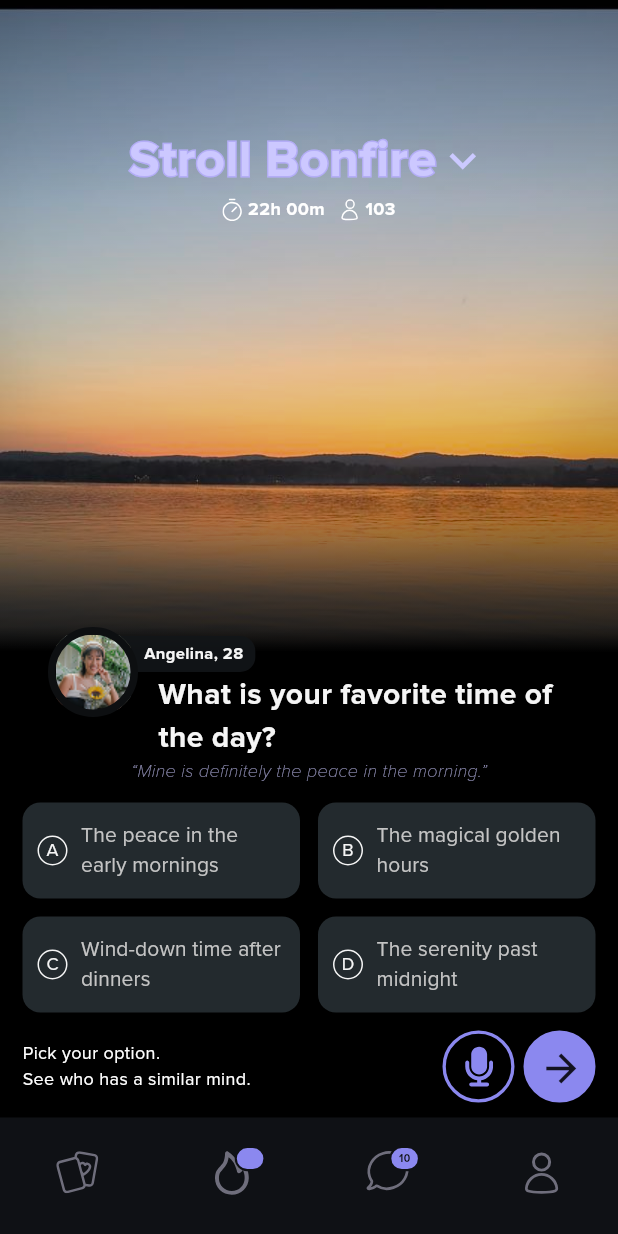
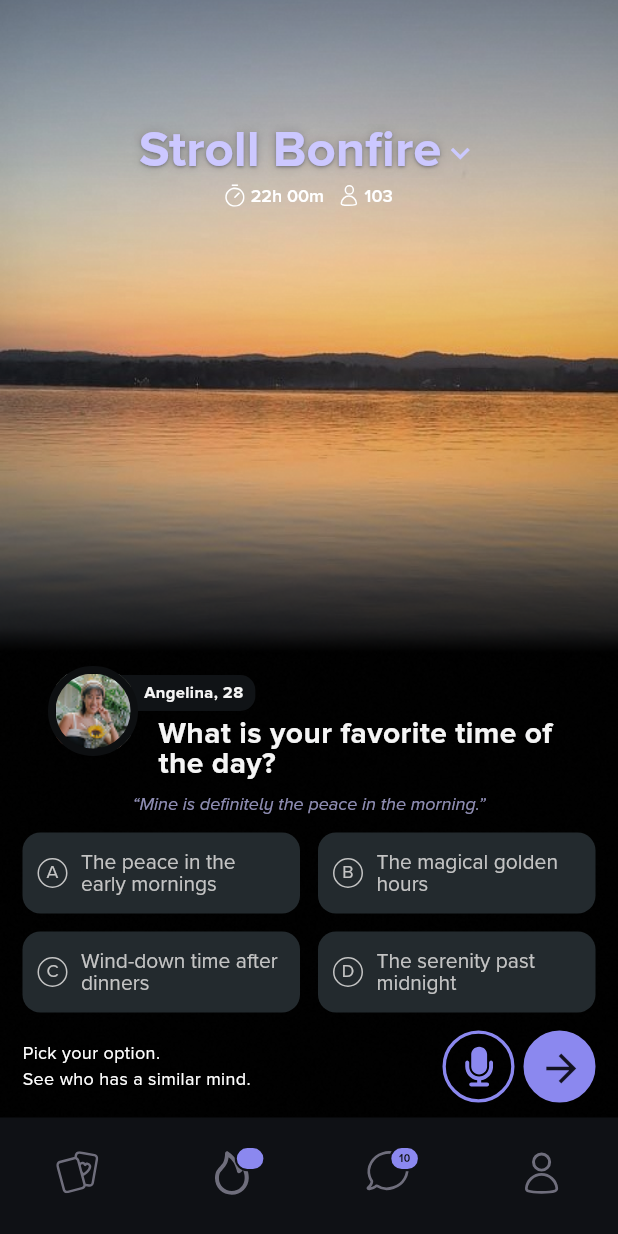
Before and after one commit to gsm0077/stroll_task_1, a Flutter app: the screen it shows after launch, on a phone screen of 412 x 824 dp. Run offline on Flutter 3.47's test engine with Material 3 defaults, Android fonts, the phone set to English and light mode, and no system bars; our stand-ins replace dashed_circular_progress_bar, flutter_bloc, flutter_svg, flutter_toggle_tab, get_it, go_router.

Commit message:
Changed text styles , text line heights, images, fonts are also added

```diff
--- a/lib/gen/assets.gen.dart
+++ b/lib/gen/assets.gen.dart
@@ -28,8 +28,11 @@ class $AssetsPngsGen {
   /// File path: assets/pngs/Joey.png
   AssetGenImage get joey => const AssetGenImage('assets/pngs/Joey.png');
 
+  /// File path: assets/pngs/fade.png
+  AssetGenImage get fade => const AssetGenImage('assets/pngs/fade.png');
+
   /// List of all assets
-  List<AssetGenImage> get values => [joey];
+  List<AssetGenImage> get values => [joey, fade];
 }
 
 class $AssetsSvgsGen {
--- a/lib/presentation/main_navigation/screens/flames_screen.dart
+++ b/lib/presentation/main_navigation/screens/flames_screen.dart
@@ -30,18 +30,20 @@ class _FlamesScreenState extends State<FlamesScreen> {
     final size = MediaQuery.of(context).size;
 
     return Scaffold(
+      extendBodyBehindAppBar: true,
       backgroundColor: Colors.black,
       body: Stack(
         children: [
           Positioned.fill(
+            top: -110,
             child: Image.asset(
               Assets.jpg.sunrise.path,
-              fit: BoxFit.cover,
+              fit: BoxFit.fill,
             ),
           ),
           Positioned.fill(
-            child: SvgPicture.asset(
-              Assets.svgs.dashboard.fade,
+            child: Image.asset(
+              Assets.pngs.fade.path,
               fit: BoxFit.cover,
             ),
           ),
@@ -57,34 +59,40 @@ class _FlamesScreenState extends State<FlamesScreen> {
                       Row(
                         mainAxisAlignment: MainAxisAlignment.center,
                         children: [
-                          Stack(
-                            children: [
-                              // Stroke
-                              Text(
-                                "Stroll Bonfire",
+                          SizedBox(
+                            height: 40,
+                            child: Text(
+                              'Stroll Bonfire',
                               style: TextStyle(
-                                  fontWeight: FontWeight.bold,
+                                fontFamily: FontFamily.proximaNova,
+                                fontWeight: FontWeight.w700,
                                 fontSize: 34,
-                                  foreground: Paint()
-                                    ..style = PaintingStyle.stroke
-                                    ..strokeWidth = 2
-                                    ..color = Color(0xffB3ADF6),
+                                height: 1.0, // line-height 100%
+                                letterSpacing: 0.0,
+                                color: Color(0xFFCCC8FF),
+                                shadows: [
+                                  Shadow(
+                                    offset: Offset(0, 0),
+                                    blurRadius: 7.9,
+                                    color: Color(0x33000000),
                                   ),
+                                  Shadow(
+                                    offset: Offset(0, 0),
+                                    blurRadius: 2,
+                                    color: Color(0xFFBEBEBE),
                                   ),
-                              // Fill
-                              Text(
-                                "Stroll Bonfire",
-                                style: TextStyle(
-                                  color: Color(0xffCCC8FF),
-                                  fontWeight: FontWeight.bold,
-                                  fontSize: 34,
-                                ),
+                                  Shadow(
+                                    offset: Offset(0, 1),
+                                    blurRadius: 2,
+                                    color: Color(0x8024232F),
                                   ),
                                 ],
                               ),
+                            ),
+                          ),
                           Icon(
                             Icons.expand_more,
-                            size: 35,
+                            size: 25,
                             color: Color(0xffCBC9FF),
                           )
                         ],
@@ -99,6 +107,7 @@ class _FlamesScreenState extends State<FlamesScreen> {
                                 Assets.svgs.dashboard.clock,
                                 width: 13,
                                 height: 15,
+                                color: Color(0xffffffff),
                               ),
                               SizedBox(
                                 width: 4,
@@ -106,9 +115,12 @@ class _FlamesScreenState extends State<FlamesScreen> {
                               Text(
                                 '22h 00m',
                                 style: TextStyle(
-                                  color: Color(0xffFFFFFF),
-                                  fontWeight: FontWeight.bold,
+                                  fontFamily: FontFamily.proximaNova,
+                                  fontWeight: FontWeight.w600,
                                   fontSize: 12,
+                                  height: 1.0, // line-height: 100%
+                                  letterSpacing: 0.0,
+                                  color: Colors.white, // #FFFFFF
                                 ),
                               ),
                             ],
@@ -116,12 +128,16 @@ class _FlamesScreenState extends State<FlamesScreen> {
                           SizedBox(
                             width: 10,
                           ),
-                          Row(
+                          SizedBox(
+                            height: 16,
+                            child: Row(
+                              crossAxisAlignment: CrossAxisAlignment.center,
                               children: [
                                 SvgPicture.asset(
                                   Assets.svgs.dashboard.user,
                                   width: 13,
                                   height: 15,
+                                  color: Color(0xffffffff),
                                 ),
                                 SizedBox(
                                   width: 4,
@@ -129,12 +145,16 @@ class _FlamesScreenState extends State<FlamesScreen> {
                                 Text(
                                   '103',
                                   style: TextStyle(
-                                  color: Color(0xffFFFFFF),
-                                  fontWeight: FontWeight.bold,
+                                    fontFamily: FontFamily.proximaNova,
+                                    fontWeight: FontWeight.w600,
                                     fontSize: 12,
+                                    height: 1.0, // line-height: 100%
+                                    letterSpacing: 0.0,
+                                    color: Colors.white, // #FFFFFF
                                   ),
                                 ),
                               ],
+                            ),
                           ),
                         ],
                       )
@@ -147,7 +167,7 @@ class _FlamesScreenState extends State<FlamesScreen> {
                   clipBehavior: Clip.none,
                   children: [
                     Positioned(
-                      top: -30,
+                      top: -35,
                       left: 17,
                       child: FlamesIconTest(),
                     ),
@@ -161,7 +181,13 @@ class _FlamesScreenState extends State<FlamesScreen> {
                             flex: 3,
                             child: Text(
                               'What is your favorite time of the day?',
-                              style: TextStyle(color: Color(0xffF5F5F5), fontWeight: FontWeight.bold, fontSize: 20),
+                              style: TextStyle(
+                                color: Color(0xffF5F5F5),
+                                fontWeight: FontWeight.w700,
+                                fontSize: 20,
+                                height: 1.0, // 100% line height
+                                fontFamily: FontFamily.proximaNova,
+                              ),
                               softWrap: true,
                             ),
                           ),
@@ -170,16 +196,22 @@ class _FlamesScreenState extends State<FlamesScreen> {
                     )
                   ],
                 ),
+                SizedBox(
+                  height: 10,
+                ),
                 Padding(
                   padding: const EdgeInsets.only(bottom: 12.0),
                   child: Text(
                     "“Mine is definitely the peace in the morning.”",
                     softWrap: true,
                     style: TextStyle(
+                        fontFamily: FontFamily.proximaNova,
+                        fontWeight: FontWeight.w500,
+                        fontStyle: FontStyle.italic,
                         fontSize: 12,
-                        fontWeight: FontWeight.w400,
-                        fontStyle: FontStyle.italic,
-                        color: Color(0xffCBC9FF).withOpacity(0.7)),
+                        height: 1.2, // 120% line height
+                        letterSpacing: 0,
+                        color: Color.fromRGBO(203, 201, 255, 0.7)),
                   ),
                 ),
                 Padding(
@@ -322,17 +354,17 @@ class OptionsButton extends StatelessWidget {
           changeOption(myOption);
         },
         style: ElevatedButton.styleFrom(
-          padding: EdgeInsets.symmetric(horizontal: 10, vertical: 12), // Internal padding
+          padding: EdgeInsets.symmetric(horizontal: 10, vertical: 12),
           shape: RoundedRectangleBorder(
-            borderRadius: BorderRadius.circular(12), // Rounded corners
+            borderRadius: BorderRadius.circular(12),
           ),
           side: myOption == selectedOption
               ? BorderSide(
-                  color: AppColors.baseViolet, // Border color
-                  width: 2, // Border width
+                  color: AppColors.baseViolet,
+                  width: 2,
                 )
               : null,
-          backgroundColor: Color(0xff232A2E), // Optional background color
+          backgroundColor: Color(0xff232A2E),
         ),
         child: Center(
           child: Row(
@@ -343,17 +375,16 @@ class OptionsButton extends StatelessWidget {
                 height: 20,
                 decoration: BoxDecoration(
                   color: myOption == selectedOption ? AppColors.baseViolet : null,
-                  shape: BoxShape.circle, // Makes the container circular
-                  // color: Colors.white, // Background color
+                  shape: BoxShape.circle,
                   border: Border.all(
-                    color: myOption == selectedOption ? AppColors.baseViolet : Color(0xffF5F5F5), // Border color
-                    width: 1, // Border width
+                    color: myOption == selectedOption ? AppColors.baseViolet : Color.fromRGBO(196, 196, 196, 1),
+                    width: 1,
                   ),
                 ),
                 child: Center(
                   child: Text(
                     optionName,
-                    style: TextStyle(fontSize: 12, color: Color(0xffF5F5F5)),
+                    style: TextStyle(fontSize: 12, color: Color.fromRGBO(196, 196, 196, 1)),
                   ),
                 ),
               ),
@@ -364,7 +395,13 @@ class OptionsButton extends StatelessWidget {
                 child: Text(
                   description,
                   softWrap: true,
-                  style: TextStyle(fontSize: 14, color: Color(0xffC4C4C4)),
+                  style: TextStyle(
+                    fontSize: 14, color: Color.fromRGBO(196, 196, 196, 1), fontFamily: FontFamily.proximaNova,
+                    fontWeight: FontWeight.w400,
+
+                    height: 1.05, // 105% line height
+                    letterSpacing: 0,
+                  ),
                 ),
               ),
             ],
--- a/lib/presentation/main_navigation/widgets/defaultwidget.dart
+++ b/lib/presentation/main_navigation/widgets/defaultwidget.dart
@@ -32,6 +32,7 @@ class _DefaultBottomWidgetState extends State<DefaultBottomWidget> {
   @override
   Widget build(BuildContext context) {
     return Scaffold(
+      extendBodyBehindAppBar: true,
       backgroundColor: Colors.black,
       bottomNavigationBar: BottomNav(currentIndex: currentIndex, onTap: onBottomIconTapped),
       body: _pages[currentIndex],
--- a/pubspec.yaml
+++ b/pubspec.yaml
@@ -111,5 +111,7 @@ flutter:
           weight: 500
         - asset: fonts/ProximaNova-Thin-Italic.otf
         - asset: fonts/ProximaNova-Thin.otf
+        - asset: fonts/ProximaNova-Alt-Regular-Italic.otf
+          weight: 400
   # For details regarding fonts from package dependencies,
   # see https://flutter.dev/to/font-from-package
```
Also changed, not shown: lib/routes/app_router.dart (+0 -13 lines), assets/jpg/sunrise.jpg, assets/pngs/fade.png (added), fonts/ProximaNova-Alt-Regular-Italic.otf (added). Lines whose indentation alone changed are shown as unchanged.
